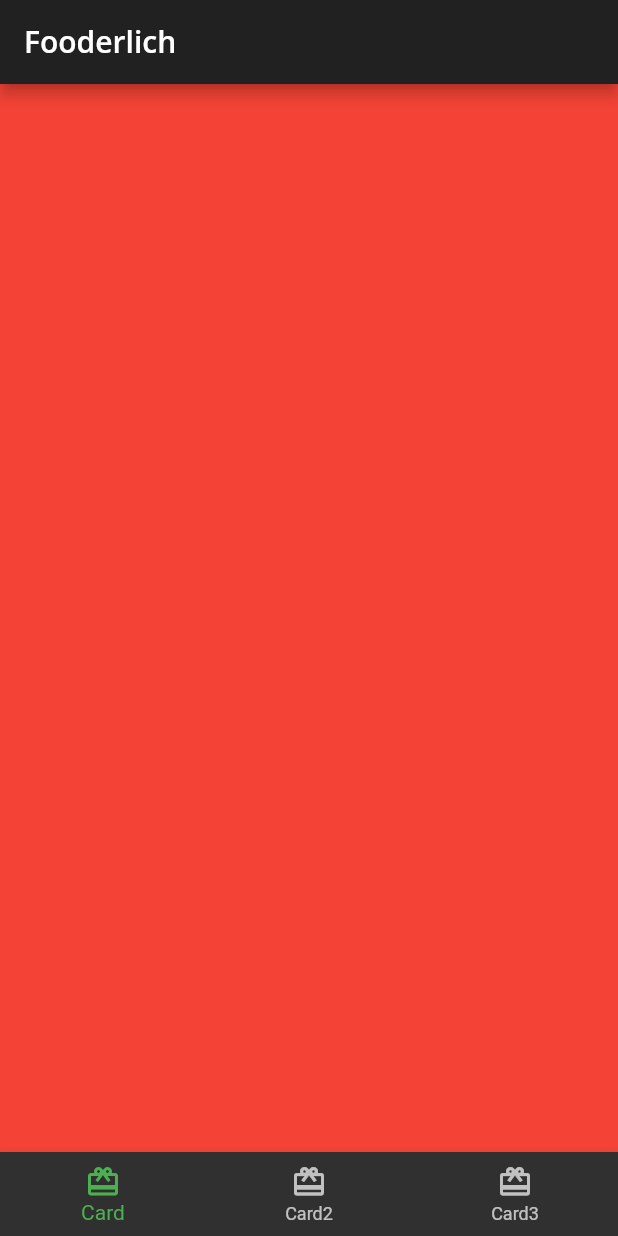
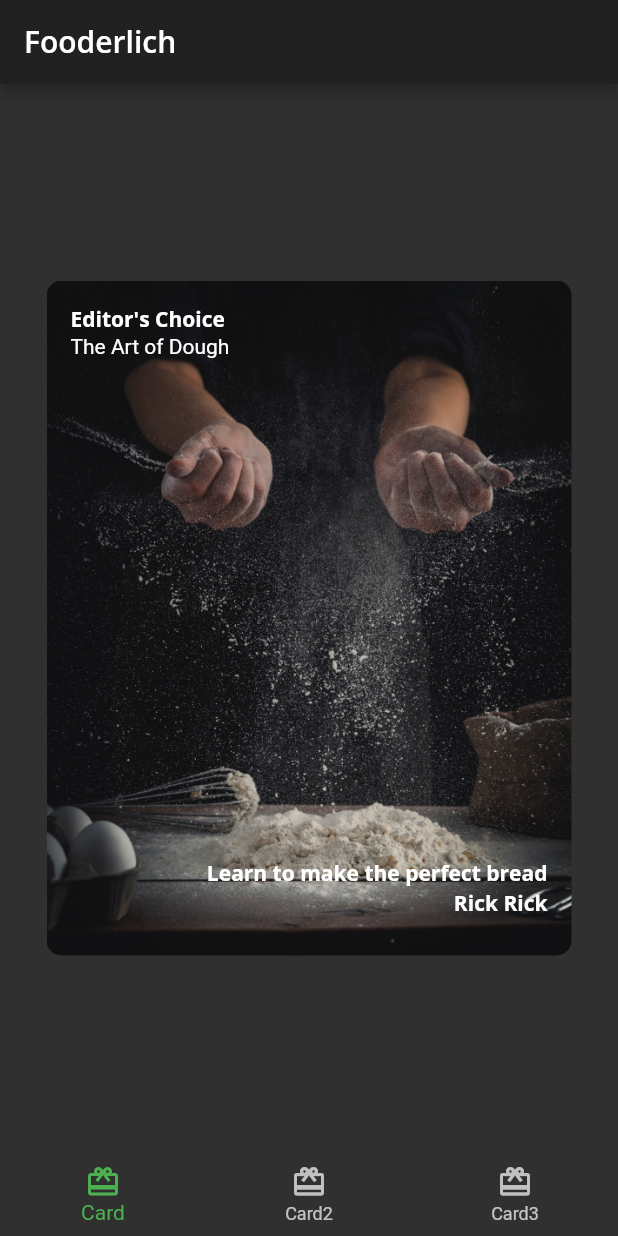
Before and after one commit to ericnjoroge/fooderlich, a Flutter app: the screen it shows after launch, on a phone screen of 412 x 824 dp. Run offline on Flutter 3.47's test engine with Material 2 defaults, Android fonts, the phone set to English and light mode, and no system bars; our stand-ins replace google_fonts.

Commit message:
add recipe card and styling

```diff
--- a/lib/card1.dart
+++ b/lib/card1.dart
@@ -0,0 +1,61 @@
+import 'package:flutter/material.dart';
+import 'fooderlich_theme.dart';
+
+class Card1 extends StatelessWidget {
+  const Card1({Key? key}) : super(key: key);
+
+  final String category = 'Editor\'s Choice';
+  final String title = 'The Art of Dough';
+  final String description = 'Learn to make the perfect bread';
+  final String chef = 'Rick Rick';
+
+  @override
+  Widget build(BuildContext context) {
+    return Center(
+        child: Container(
+      //TODO: Add a stack of text
+      child: Stack(
+        children: [
+          Text(
+            category,
+            style: FooderlichTheme.darkTextTheme.bodyText1,
+          ),
+          Positioned(
+            child: Text(
+              title,
+              style: FooderlichTheme.darkTextTheme.headline5,
+            ),
+            top: 20,
+          ),
+          Positioned(
+            child: Text(
+              description,
+              style: FooderlichTheme.darkTextTheme.bodyText1,
+            ),
+            bottom: 30,
+            right: 0,
+          ),
+          Positioned(
+            child: Text(
+              chef,
+              style: FooderlichTheme.darkTextTheme.bodyText1,
+            ),
+            bottom: 10,
+            right: 0,
+          ),
+        ],
+      ),
+      padding: const EdgeInsets.all(16),
+      constraints: const BoxConstraints.expand(
+        width: 350,
+        height: 450,
+      ),
+      decoration: const BoxDecoration(
+          image: DecorationImage(
+            image: AssetImage('assets/mag1.png'),
+            fit: BoxFit.cover,
+          ),
+          borderRadius: BorderRadius.all(Radius.circular(10.0))),
+    ));
+  }
+}
--- a/lib/home.dart
+++ b/lib/home.dart
@@ -1,4 +1,5 @@
 import 'package:flutter/material.dart';
+import 'card1.dart';
 
 class Home extends StatefulWidget {
   const Home({Key? key, required this.title}) : super(key: key);
@@ -14,7 +15,7 @@ class _HomeState extends State<Home> {
 
   static List<Widget> pages = <Widget>[
     //TODO: Replace with Card1
-    Container(color: Colors.red),
+    const Card1(),
     Container(color: Colors.green),
     Container(color: Colors.blue)
   ];
```
Also changed, not shown: pubspec.yaml (+3 -41 lines).
